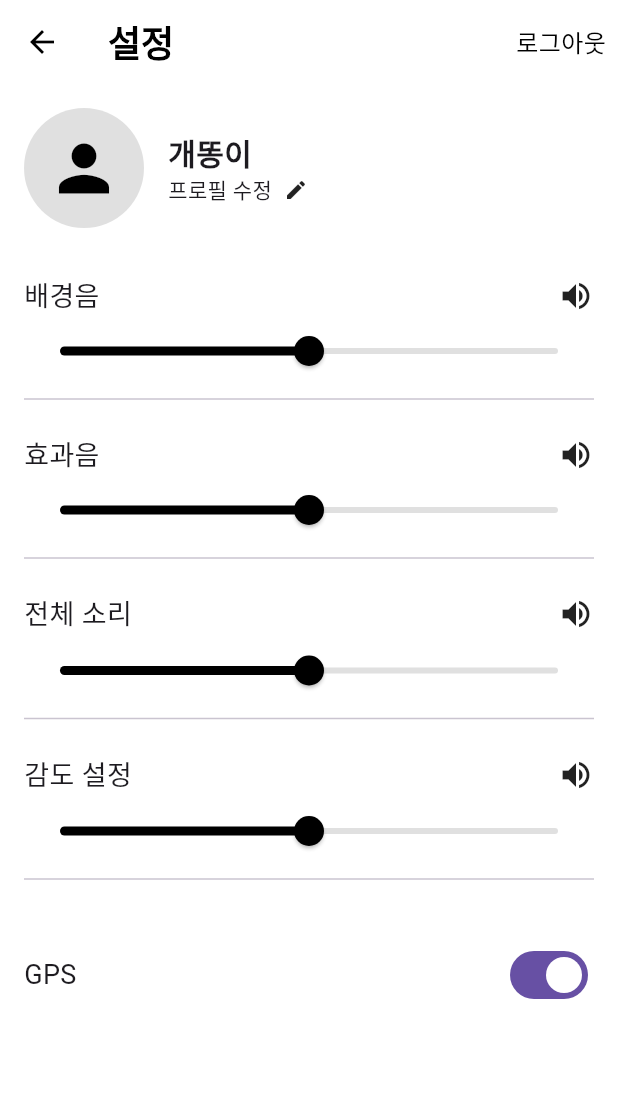
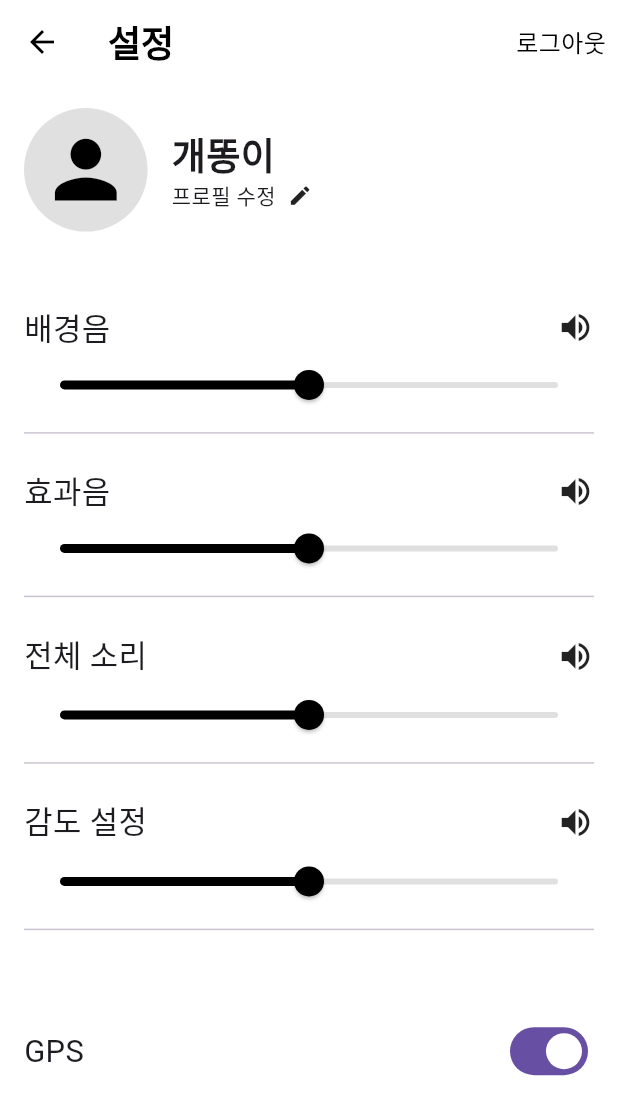
Before and after one commit to marmot8080/Soom-Charm, a Flutter app: the settingsPage screen opened directly, on a phone screen of 412 x 824 dp. Shown: the top 1115 px of the screen. Run offline on Flutter 3.47's test engine with Material 3 defaults, Android fonts, the phone set to English and light mode, and no system bars; our stand-ins replace geolocator; missing offline and left inert: fftea, flame, record.

Commit message:
Adjust layout using MediaQuery for responsive design

```diff
--- a/lib/screens/settingsPage.dart
+++ b/lib/screens/settingsPage.dart
@@ -3,6 +3,8 @@ import 'package:flutter/material.dart';
 class settingsPage extends StatelessWidget {
   @override
   Widget build(BuildContext context) {
+    // 화면 크기 정보 가져오기
+    final size = MediaQuery.of(context).size;
     return Scaffold(
       backgroundColor: Colors.white,
       appBar: AppBar(
@@ -36,10 +38,11 @@ class settingsPage extends StatelessWidget {
             // 프로필 섹션
             Row(
               children: [
+                // CircleAvatar의 크기를 화면 크기에 따라 조정
                 CircleAvatar(
-        radius: 40,
+                  radius: size.width * 0.1, // 화면 너비의 10% 크기
                   backgroundColor: Colors.grey[300],
-          child: Icon(Icons.person, size: 50, color: Colors.black),
+                  child: Icon(Icons.person, size: size.width * 0.15, color: Colors.black),
                 ),
                 SizedBox(width: 16),
                 Column(
@@ -47,47 +50,43 @@ class settingsPage extends StatelessWidget {
                   children: [
                     Text(
                       '개똥이',
-              style: TextStyle(fontSize: 20, fontWeight: FontWeight.bold),
+                      style: TextStyle(fontSize: size.width * 0.06, fontWeight: FontWeight.bold),
                     ),
                     Row(
                       children: [
                         Text('프로필 수정'),
                         SizedBox(width: 8),
-                Icon(Icons.edit, size: 16),
+                        Icon(Icons.edit, size: size.width * 0.04),
                       ],
                     ),
                   ],
                 ),
               ],
             ),
-            SizedBox(height: 24),
+            SizedBox(height: size.height * 0.05), // 간격을 화면 크기에 맞게 조정
             // 슬라이더 섹션
-            _buildSliderSection('배경음'),
-            _buildSliderSection('효과음'),
-            _buildSliderSection('전체 소리'),
-            _buildSliderSection('감도 설정'),
-            SizedBox(height: 24),
+            _buildSliderSection('배경음', size),
+            _buildSliderSection('효과음', size),
+            _buildSliderSection('전체 소리', size),
+            _buildSliderSection('감도 설정', size),
+            SizedBox(height: size.height * 0.05),
             // GPS 설정 섹션
             Row(
               mainAxisAlignment: MainAxisAlignment.spaceBetween,
               children: [
-                Text('GPS', style: TextStyle(fontSize: 18)),
+                Text('GPS', style: TextStyle(fontSize: size.width * 0.05)),
                 Switch(value: true, onChanged: (bool value) {}),
               ],
             ),
           ],
-
-
         ),
-
       ),
     );
-  }
   }
 
 
   // 슬라이더 섹션 UI 빌더 함수
-Widget _buildSliderSection(String title) {
+  Widget _buildSliderSection(String title, Size size) {
     return Padding(
       padding: const EdgeInsets.symmetric(vertical: 8.0),
       child: Column(
@@ -95,8 +94,8 @@ Widget _buildSliderSection(String title) {
           Row(
             mainAxisAlignment: MainAxisAlignment.spaceBetween,
             children: [
-            Text(title, style: TextStyle(fontSize: 18)),
-            Icon(Icons.volume_up),
+              Text(title, style: TextStyle(fontSize: size.width * 0.05)),
+              Icon(Icons.volume_up, size: size.width * 0.06),
             ],
           ),
           Slider(
@@ -110,3 +109,4 @@ Widget _buildSliderSection(String title) {
       ),
     );
   }
+}
```
Lines whose indentation alone changed are shown as unchanged.
